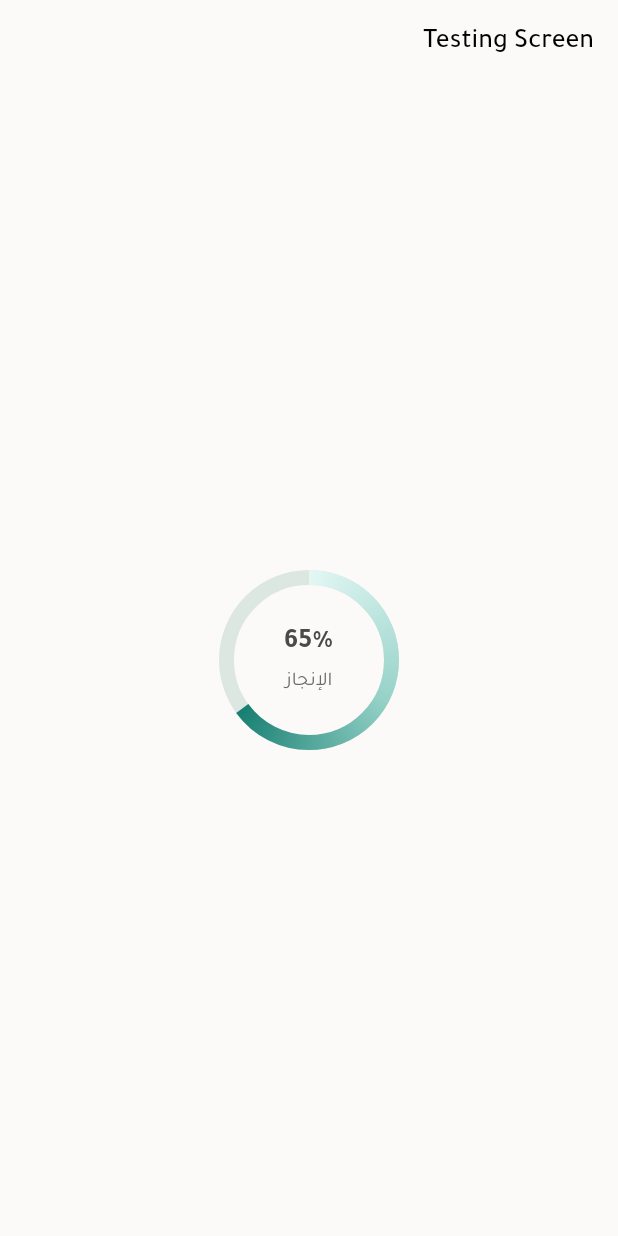
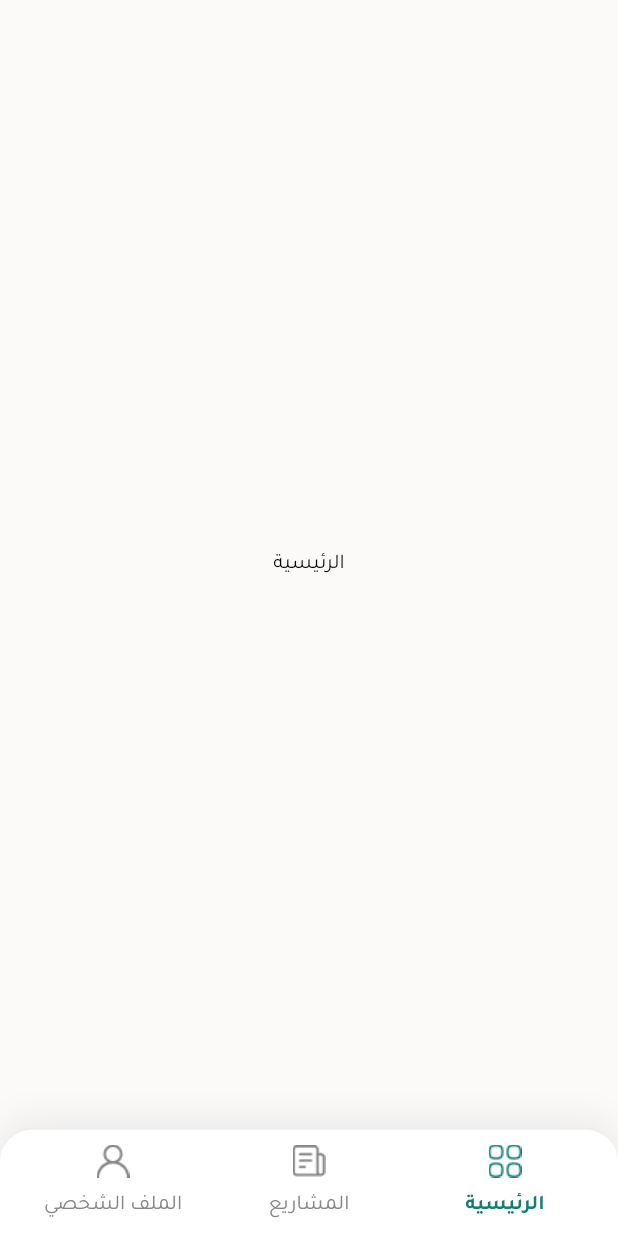
Before and after one commit to Ahmad-alnahal/taskora, a Flutter app: the screen it shows after launch, on a phone screen of 412 x 824 dp. Run offline on Flutter 3.47's test engine with Material 3 defaults, Android fonts, the phone set to English and light mode, and no system bars; our stand-ins replace equatable, flutter_bloc.

Commit message:
تصميم AppBottomNavBar

```diff
--- a/lib/core/config/constants/app_sizes.dart
+++ b/lib/core/config/constants/app_sizes.dart
@@ -3,6 +3,7 @@ import 'package:flutter/material.dart';
 class AppPadding {
   AppPadding._();
   static const double paddingHorizontal = 16;
+  static const EdgeInsets paddingAll10 = EdgeInsets.all(10);
   static const EdgeInsets paddingAll16 = EdgeInsets.all(16);
   static const EdgeInsets paddingH12_V6 =  EdgeInsets.symmetric(horizontal: 12,vertical: 6);
 }
@@ -40,7 +41,9 @@ class SplashLogoSizes{
 class BorderRadiusSize {
   BorderRadiusSize._();
   static const double borderRadius = 15;
+  static const double borderRadius18 = 18;
   static const double borderRadiusCircular = 25;
+  static const double borderRadiusCircular22 = 22;
   static const double borderRadiusLogo = 50;
   static const double borderRadiusPill = 999;
 
--- a/lib/core/config/constants/app_strings.dart
+++ b/lib/core/config/constants/app_strings.dart
@@ -29,3 +29,9 @@ class StatusBadgeStrings{
   static const String medium ='متوسطة';
   static const String low ='منخفضة';
 }
+
+class BottomNavBarStrings{
+  static const String home = 'الرئيسية';
+  static const String projects = 'المشاريع';
+  static const String profile = 'الملف الشخصي';
+}
--- a/lib/core/config/constants/color_manager.dart
+++ b/lib/core/config/constants/color_manager.dart
@@ -27,6 +27,8 @@ class ColorManager {
   static const priorityBadgeMedium= Color(0xFFF39C12);
   static const badgeTextColor= Color(0xFFE74C3C);
   static const taskListSubtitleColor= Color(0xFF888585);
+  ///bottomNavBarNotActiveColor
+  static const bNBNAColor= Color(0xFF888585);
 
 
 }
--- a/lib/core/config/constants/icon_path.dart
+++ b/lib/core/config/constants/icon_path.dart
@@ -0,0 +1,7 @@
+class IconPath {
+  IconPath._();
+
+  static const String homeIcon = 'assets/icons/homeIcon.png';
+  static const String projectsIcon = 'assets/icons/projectsIcon.png';
+  static const String profileIcon = 'assets/icons/profileIcon.png';
+}
--- /dev/null
+++ b/lib/features/main_nav/main_nav_bloc.dart
@@ -0,0 +1,11 @@
+import 'package:flutter_bloc/flutter_bloc.dart';
+import 'main_nav_event.dart';
+import 'main_nav_state.dart';
+
+class MainNavBloc extends Bloc<MainNavEvent, MainNavState> {
+  MainNavBloc() : super(const MainNavState()) {
+    on<MainNavTabChanged>((event, emit) {
+      emit(state.copyWith(currentIndex: event.index));
+    });
+  }
+}
--- /dev/null
+++ b/lib/features/main_nav/main_nav_event.dart
@@ -0,0 +1,16 @@
+import 'package:equatable/equatable.dart';
+
+abstract class MainNavEvent extends Equatable {
+  const MainNavEvent();
+
+  @override
+  List<Object?> get props => [];
+}
+
+class MainNavTabChanged extends MainNavEvent {
+  const MainNavTabChanged(this.index);
+  final int index;
+
+  @override
+  List<Object?> get props => [index];
+}
--- /dev/null
+++ b/lib/features/main_nav/main_nav_state.dart
@@ -0,0 +1,13 @@
+import 'package:equatable/equatable.dart';
+
+class MainNavState extends Equatable {
+  const MainNavState({this.currentIndex = 0});
+  final int currentIndex;
+
+  MainNavState copyWith({int? currentIndex}) {
+    return MainNavState(currentIndex: currentIndex ?? this.currentIndex);
+  }
+
+  @override
+  List<Object?> get props => [currentIndex];
+}
--- /dev/null
+++ b/lib/features/main_nav/pages/main_page.dart
@@ -0,0 +1,39 @@
+import 'package:flutter/material.dart';
+import 'package:flutter_bloc/flutter_bloc.dart';
+import '../main_nav_bloc.dart';
+import '../main_nav_state.dart';
+import '../widgets/app_bottom_nav_bar.dart';
+
+// يتم استبدالهم بصفحاتك الحقيقية
+class HomePage extends StatelessWidget { const HomePage({super.key}); @override Widget build(_) => const Center(child: Text('الرئيسية')); }
+class ProjectsPage extends StatelessWidget { const ProjectsPage({super.key}); @override Widget build(_) => const Center(child: Text('المشاريع')); }
+class ProfilePage extends StatelessWidget { const ProfilePage({super.key}); @override Widget build(_) => const Center(child: Text('الملف الشخصي')); }
+
+class MainPage extends StatelessWidget {
+  const MainPage({super.key});
+
+  @override
+  Widget build(BuildContext context) {
+    final pages = const [
+      HomePage(),
+      ProjectsPage(),
+      ProfilePage(),
+    ];
+
+    return BlocProvider(
+      create: (_) => MainNavBloc(),
+      child: BlocBuilder<MainNavBloc, MainNavState>(
+        buildWhen: (p, c) => p.currentIndex != c.currentIndex,
+        builder: (context, state) {
+          return Scaffold(
+            body: IndexedStack(
+              index: state.currentIndex,
+              children: pages,
+            ),
+            bottomNavigationBar: const AppBottomNavBar(),
+          );
+        },
+      ),
+    );
+  }
+}
--- /dev/null
+++ b/lib/features/main_nav/widgets/app_bottom_nav_bar.dart
@@ -0,0 +1,118 @@
+import 'package:flutter/material.dart';
+import 'package:flutter_bloc/flutter_bloc.dart';
+import 'package:taskora/core/config/constants/icon_path.dart';
+import '../../../core/config/constants/app_sizes.dart';
+import '../../../core/config/constants/app_strings.dart';
+import '../../../core/config/constants/color_manager.dart';
+import '../main_nav_bloc.dart';
+import '../main_nav_event.dart';
+import '../main_nav_state.dart';
+
+
+class AppBottomNavBar extends StatelessWidget {
+  const AppBottomNavBar({super.key});
+
+  @override
+  Widget build(BuildContext context) {
+    return BlocBuilder<MainNavBloc, MainNavState>(
+      buildWhen: (p, c) => p.currentIndex != c.currentIndex,
+      builder: (context, state) {
+        return SafeArea(
+          top: false,
+          child: Container(
+            padding:  AppPadding.paddingAll10,
+            decoration: BoxDecoration(
+              color: Colors.white,
+              border: Border(
+                top: BorderSide(color: Colors.grey.shade200, width: 1),
+              ),
+              borderRadius: const BorderRadius.only(
+                topLeft: Radius.circular(BorderRadiusSize.borderRadiusCircular22),
+                topRight: Radius.circular(BorderRadiusSize.borderRadiusCircular22),
+              ),
+              boxShadow: const [
+                BoxShadow(
+                  color: Color(0x11000000),
+                  blurRadius: 18,
+                  offset: Offset(0, -6),
+                ),
+              ],
+            ),
+            child: Row(
+              children: [
+                Expanded(
+                  child: _NavItem(
+                    label: BottomNavBarStrings.home,
+                    iconAssetsPath: IconPath.homeIcon,
+                    isActive: state.currentIndex == 0,
+                    onTap: () => context.read<MainNavBloc>().add(const MainNavTabChanged(0)),
+                  ),
+                ),
+
+                Expanded(
+                  child: _NavItem(
+                    label: BottomNavBarStrings.projects,
+                    iconAssetsPath: IconPath.projectsIcon,
+                    isActive: state.currentIndex == 1,
+                    onTap: () => context.read<MainNavBloc>().add(const MainNavTabChanged(1)),
+                  ),
+                ),
+                Expanded(
+                  child: _NavItem(
+                    label: BottomNavBarStrings.profile,
+                    iconAssetsPath: IconPath.profileIcon,
+                    isActive: state.currentIndex == 2,
+                    onTap: () => context.read<MainNavBloc>().add(const MainNavTabChanged(2)),
+                  ),
+                ),
+              ],
+            ),
+          ),
+        );
+      },
+    );
+  }
+}
+
+class _NavItem extends StatelessWidget {
+  const _NavItem({
+    required this.label,
+    required this.iconAssetsPath,
+    required this.isActive,
+    required this.onTap,
+  });
+
+  final String label;
+  final String iconAssetsPath;
+  final bool isActive;
+  final VoidCallback onTap;
+
+  @override
+  Widget build(BuildContext context) {
+    const activeColor =ColorManager.secondaryColor;
+    final color = isActive ? activeColor :ColorManager.bNBNAColor ;
+
+    return InkWell(
+      borderRadius: BorderRadius.circular(BorderRadiusSize.borderRadius18),
+      onTap: onTap,
+      child: Padding(
+        padding: const EdgeInsets.symmetric(vertical: 0),
+        child: Column(
+          mainAxisSize: MainAxisSize.min,
+          children: [
+            Image.asset( iconAssetsPath,width: 22,height: 22, color: color),
+            const SizedBox(height:SizedBoxSizes.sizedBoxSmallHeight),
+            Text(
+              label,
+              style: TextStyle(
+                fontSize: 14,
+                fontWeight: isActive ? FontWeight.w700 : FontWeight.w400,
+                color: color,
+              ),
+            ),
+          ],
+        ),
+      ),
+    );
+  }
+}
--- a/lib/main.dart
+++ b/lib/main.dart
@@ -1,6 +1,7 @@
 import 'package:flutter/material.dart';
 import 'core/config/widgets/Cards/CircularProgressCard.dart';
 import 'core/theme/light_theme.dart' as LightTheme;
+import 'features/main_nav/pages/main_page.dart';
 
 void main() {
   runApp(const MyApp());
@@ -21,7 +22,7 @@ class MyApp extends StatelessWidget {
         title: 'Taskora',
         debugShowCheckedModeBanner: false,
         theme: LightTheme.lightTheme,
-        home: const TestingScreen(),
+        home: const MainPage(),
 
     );
   }
--- a/pubspec.yaml
+++ b/pubspec.yaml
@@ -36,6 +36,7 @@ dependencies:
   cupertino_icons: ^1.0.8
   bloc: ^9.1.0
   flutter_bloc: ^9.1.1
+  equatable: ^2.0.7
 
 dev_dependencies:
   flutter_test:
@@ -60,6 +61,7 @@ flutter:
   uses-material-design: true
   assets:
      - assets/images/
+     - assets/icons/
   fonts:
     - family: Tajawal
       fonts:
```
Also changed, not shown: assets/icons/homeIcon.png (added), assets/icons/profileIcon.png (added), assets/icons/projectsIcon.png (added), pubspec.lock.
